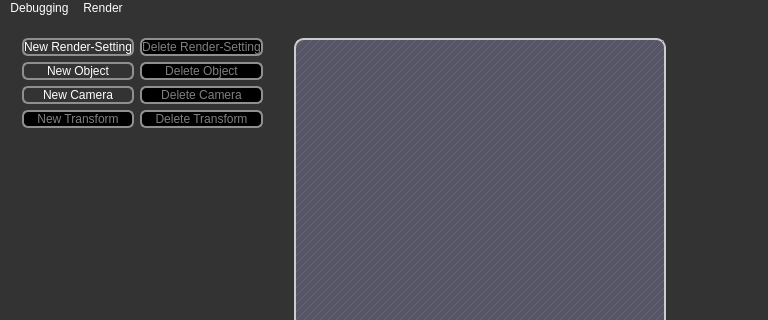
Old version of the form qt-frontend/SimplexGui/mainwindow.ui in the repository phresnel/picogen; both pictures show x 0 to 768 and y 0 to 320 of the 768 by 516 pixel window.
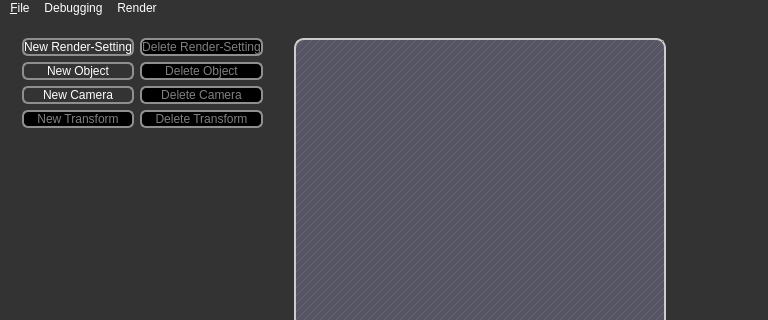
New version of the form. Custom widgets are drawn as their Qt base class.

Commit message: implement save, save as, save copy as

Patch:
```diff
--- a/qt-frontend/SimplexGui/mainwindow.ui
+++ b/qt-frontend/SimplexGui/mainwindow.ui
@@ -403,6 +403,18 @@
     </property>
     <addaction name="actionRender"/>
    </widget>
+   <widget class="QMenu" name="menu_File">
+    <property name="title">
+     <string>&amp;File</string>
+    </property>
+    <addaction name="separator"/>
+    <addaction name="action_Save"/>
+    <addaction name="actionSave_as"/>
+    <addaction name="actionSave_copy_as"/>
+    <addaction name="separator"/>
+    <addaction name="actionClose"/>
+   </widget>
+   <addaction name="menu_File"/>
    <addaction name="menuDebugging"/>
    <addaction name="menuRender"/>
   </widget>
```
Left out of the diff: 23 changed lines with no effect on the pictures. The commit also changes 2 other files.
